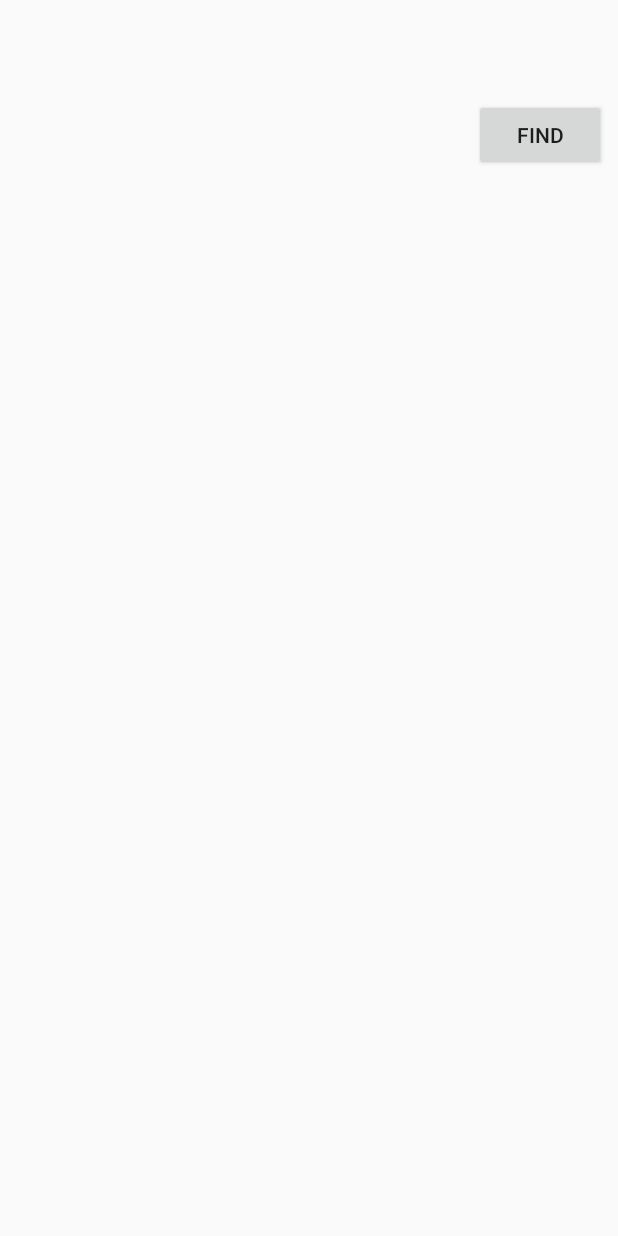
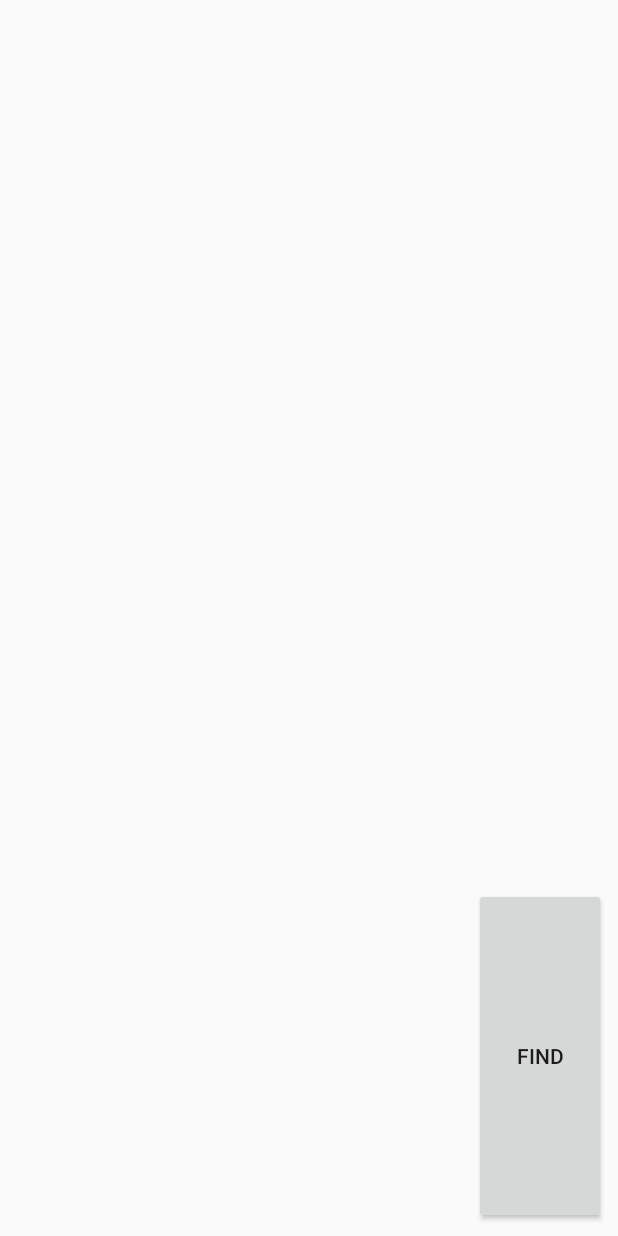
Before and after one commit to hee4245/Parking, an Android app: the layout widget.xml on its own in the app's theme, with its tools: preview values and no code run, on a phone screen of 412 x 824 dp. Run offline under Robolectric (Android 15) with nearby library versions, the phone set to English and light mode, and no system bars.

Commit message:
widget design

```diff
--- a/app/src/main/res/layout/widget.xml
+++ b/app/src/main/res/layout/widget.xml
@@ -4,40 +4,53 @@
     android:layout_height="match_parent"
     android:layout_margin="@dimen/widget_margin">
 
+    <RelativeLayout
+        android:layout_width="match_parent"
+        android:layout_height="wrap_content"
+        android:layout_centerVertical="true">
+
+        <ImageView
+            android:id="@+id/widget_picture"
+            android:layout_width="match_parent"
+            android:layout_height="wrap_content"
+            android:layout_toLeftOf="@id/widget_data"
+            android:scaleType="fitCenter" />
+
         <LinearLayout
             android:id="@+id/widget_data"
             android:layout_width="wrap_content"
             android:layout_height="match_parent"
             android:layout_alignParentRight="true"
+            android:layout_centerVertical="true"
             android:orientation="vertical">
 
             <TextView
                 android:id="@+id/widget_floor"
                 android:layout_width="wrap_content"
-            android:layout_height="wrap_content" />
+                android:layout_height="wrap_content"
+                android:layout_weight="1"/>
 
             <TextView
                 android:id="@+id/widget_time"
                 android:layout_width="wrap_content"
-            android:layout_height="wrap_content" />
+                android:layout_height="wrap_content"
+                android:layout_weight="1"/>
 
             <TextView
                 android:id="@+id/widget_memo"
                 android:layout_width="wrap_content"
-            android:layout_height="wrap_content" />
+                android:layout_height="wrap_content"
+                android:layout_weight="1"/>
 
             <Button
                 android:id="@+id/widget_find"
                 android:layout_width="wrap_content"
                 android:layout_height="wrap_content"
+                android:layout_weight="1"
                 android:text="@string/find" />
 
         </LinearLayout>
-    <ImageView
-        android:id="@+id/widget_picture"
-        android:layout_width="match_parent"
-        android:layout_height="match_parent"
-        android:layout_toLeftOf="@id/widget_data"
-        android:scaleType="fitCenter" />
 
     </RelativeLayout>
+
+</RelativeLayout>
```
Lines whose indentation alone changed are shown as unchanged.
